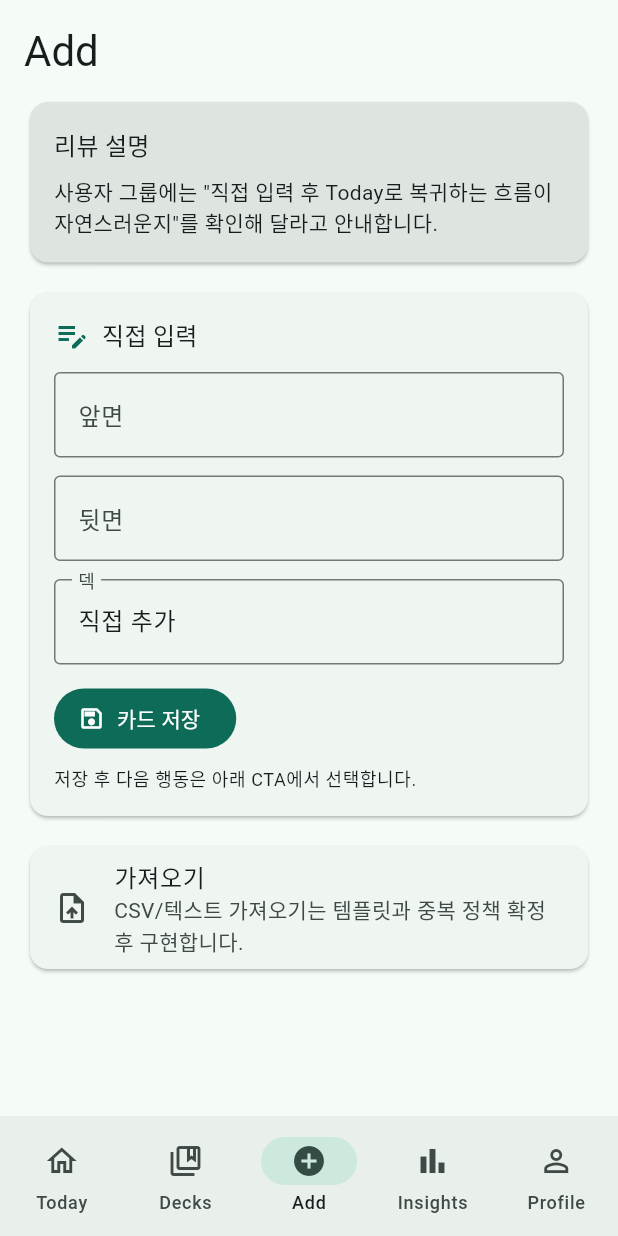
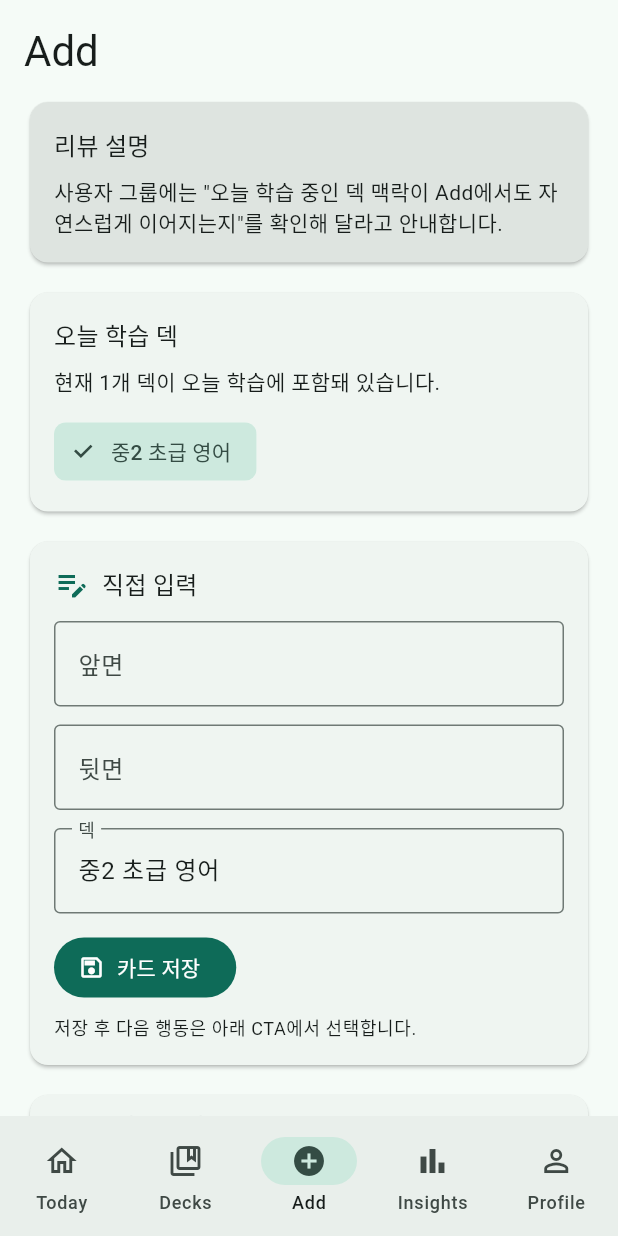
Before and after one commit to 0807ksc/repeato, a Flutter app: the screen it shows after launch, item 3 of the bottom bar chosen, on a phone screen of 412 x 824 dp. Run offline on Flutter 3.47's test engine with Material 3 defaults, Android fonts, the phone set to English and light mode, and no system bars.

Commit message:
feat: align multi-deck state across insights and add (#22)
Co-authored-by: sungchul kang <sungchulkang@sungchului-MacBookPro.local>

```diff
--- a/app/lib/app_root.dart
+++ b/app/lib/app_root.dart
@@ -191,6 +191,7 @@ class _AppRootState extends State<AppRoot> {
     }
     final todayDecks = decks.where((deck) => _todayStudyDeckIds.contains(deck.id)).toList();
     final todayDeckLabel = todayDecks.map((deck) => deck.name).join(' + ');
+    final todayDeckNames = todayDecks.map((deck) => deck.name).toList();
     final todayCards = _cards.where((card) => _todayStudyDeckIds.contains(card.deckId)).toList();
     final screens = <Widget>[
       TodayScreen(
@@ -209,11 +210,13 @@ class _AppRootState extends State<AppRoot> {
         key: const ValueKey('add-screen'),
         onAddCard: _addCard,
         onNavigateToday: () => setState(() => _currentIndex = 0),
+        todayStudyDeckNames: todayDeckNames,
       ),
       InsightsScreen(
         stats: _stats,
         deckName: todayDeckLabel,
         totalCards: todayCards.length,
+        todayStudyDeckNames: todayDeckNames,
         onStartToday: () => setState(() => _currentIndex = 0),
         onOpenDeck: () => setState(() => _currentIndex = 1),
       ),
--- a/app/lib/screens/add_screen.dart
+++ b/app/lib/screens/add_screen.dart
@@ -7,6 +7,7 @@ class AddScreen extends StatefulWidget {
     super.key,
     required this.onAddCard,
     required this.onNavigateToday,
+    required this.todayStudyDeckNames,
   });
 
   final void Function({
@@ -16,6 +17,7 @@ class AddScreen extends StatefulWidget {
     required bool moveToToday,
   }) onAddCard;
   final VoidCallback onNavigateToday;
+  final List<String> todayStudyDeckNames;
 
   @override
   State<AddScreen> createState() => _AddScreenState();
@@ -66,7 +68,27 @@ class _AddScreenState extends State<AddScreen> {
   }
 
   @override
+  void didUpdateWidget(covariant AddScreen oldWidget) {
+    super.didUpdateWidget(oldWidget);
+    if (widget.todayStudyDeckNames.isEmpty) {
+      return;
+    }
+
+    final currentDeck = _deckController.text.trim();
+    if (currentDeck.isEmpty || currentDeck == '직접 추가' || !widget.todayStudyDeckNames.contains(currentDeck)) {
+      _deckController.text = widget.todayStudyDeckNames.first;
+    }
+  }
+
+  @override
   Widget build(BuildContext context) {
+    if (widget.todayStudyDeckNames.isNotEmpty &&
+        (_deckController.text.trim().isEmpty ||
+            _deckController.text.trim() == '직접 추가' ||
+            !widget.todayStudyDeckNames.contains(_deckController.text.trim()))) {
+      _deckController.text = widget.todayStudyDeckNames.first;
+    }
+
     return ListView(
       padding: const EdgeInsets.all(16),
       children: [
@@ -74,7 +96,41 @@ class _AddScreenState extends State<AddScreen> {
         const SizedBox(height: 12),
         const ReviewNoteCard(
           title: '리뷰 설명',
-          body: '사용자 그룹에는 "직접 입력 후 Today로 복귀하는 흐름이 자연스러운지"를 확인해 달라고 안내합니다.',
+          body: '사용자 그룹에는 "오늘 학습 중인 덱 맥락이 Add에서도 자연스럽게 이어지는지"를 확인해 달라고 안내합니다.',
+        ),
+        const SizedBox(height: 12),
+        Card(
+          child: Padding(
+            padding: const EdgeInsets.all(16),
+            child: Column(
+              crossAxisAlignment: CrossAxisAlignment.start,
+              children: [
+                Text('오늘 학습 덱', style: Theme.of(context).textTheme.titleMedium),
+                const SizedBox(height: 8),
+                Text(
+                  widget.todayStudyDeckNames.isEmpty
+                      ? '활성화된 오늘 학습 덱이 없습니다.'
+                      : '현재 ${widget.todayStudyDeckNames.length}개 덱이 오늘 학습에 포함돼 있습니다.',
+                ),
+                if (widget.todayStudyDeckNames.isNotEmpty) ...[
+                  const SizedBox(height: 12),
+                  Wrap(
+                    spacing: 8,
+                    runSpacing: 8,
+                    children: widget.todayStudyDeckNames
+                        .map(
+                          (deckName) => ChoiceChip(
+                            label: Text(deckName),
+                            selected: _deckController.text.trim() == deckName,
+                            onSelected: (_) => setState(() => _deckController.text = deckName),
+                          ),
+                        )
+                        .toList(),
+                  ),
+                ],
+              ],
+            ),
+          ),
         ),
         if (_lastSavedWord != null) ...[
           const SizedBox(height: 12),
```
Also changed, not shown: app/lib/screens/insights_screen.dart (+29 -0 lines), 7 other files.
